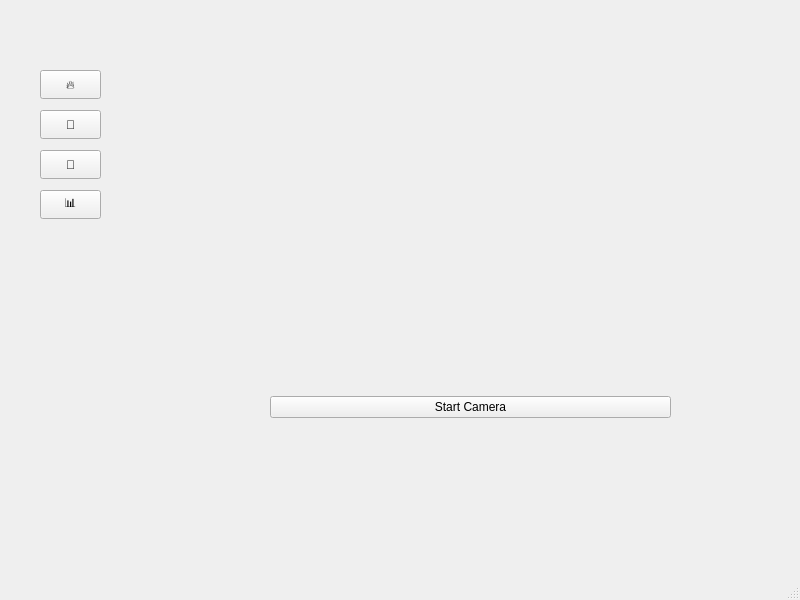
The window that userClient/mainwindow.ui (nawhis2/SmartFarm) describes before a commit, drawn with Qt 5.
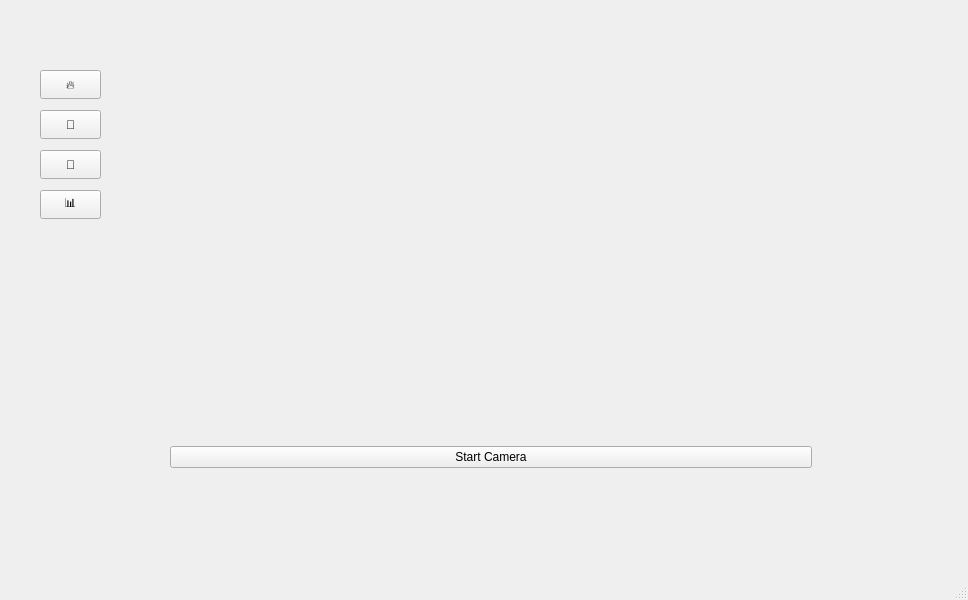
The same window after the commit.

Commit message: make ui+gstreamer

```diff
--- a/userClient/mainwindow.ui
+++ b/userClient/mainwindow.ui
@@ -6,7 +6,7 @@
    <rect>
     <x>0</x>
     <y>0</y>
-    <width>800</width>
+    <width>968</width>
     <height>600</height>
    </rect>
   </property>
@@ -19,7 +19,7 @@
      <rect>
       <x>0</x>
       <y>0</y>
-      <width>791</width>
+      <width>971</width>
       <height>581</height>
      </rect>
     </property>
@@ -79,18 +79,31 @@
        <string>📊</string>
       </property>
      </widget>
-     <widget class="QWidget" name="">
+     <widget class="QWidget" name="layoutWidget">
       <property name="geometry">
        <rect>
-        <x>270</x>
-        <y>37</y>
-        <width>401</width>
-        <height>381</height>
+        <x>170</x>
+        <y>70</y>
+        <width>642</width>
+        <height>398</height>
        </rect>
       </property>
       <layout class="QVBoxLayout" name="videoLayout">
        <item>
-        <widget class="QWidget" name="videoWidget" native="true"/>
+        <widget class="QLabel" name="videoLabel">
+         <property name="minimumSize">
+          <size>
+           <width>640</width>
+           <height>360</height>
+          </size>
+         </property>
+         <property name="text">
+          <string/>
+         </property>
+         <property name="alignment">
+          <set>Qt::AlignmentFlag::AlignCenter</set>
+         </property>
+        </widget>
        </item>
        <item>
         <widget class="QPushButton" name="startCameraButton">
```
Left out of the diff: 2 changed lines with no effect on the pictures. The commit also changes 4 other files.
